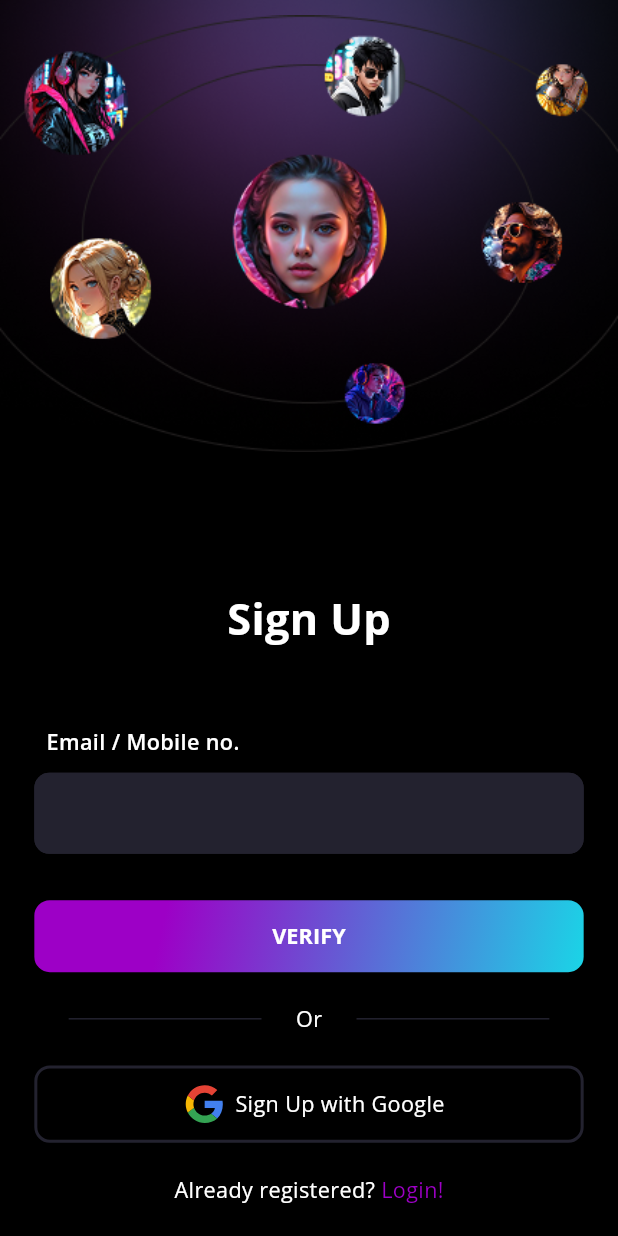
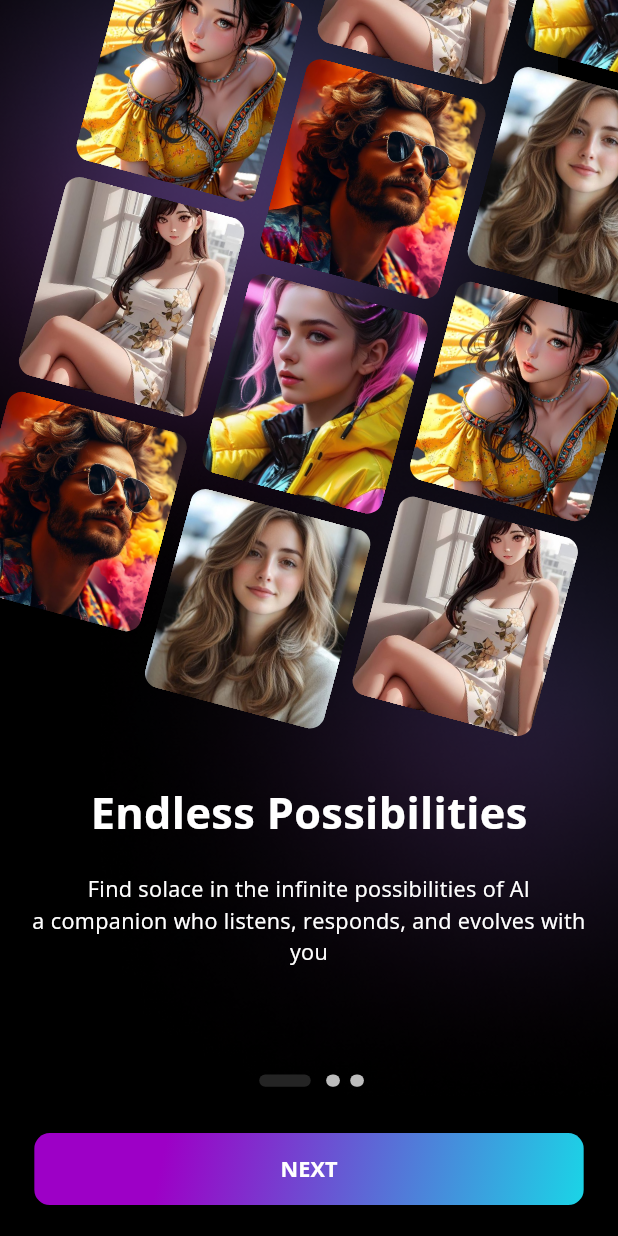
Before and after one commit to harshkapoor99/android, a Flutter app: the screen it shows after launch, on a phone screen of 412 x 824 dp. Run offline on Flutter 3.47's test engine with Material 3 defaults, Android fonts, the phone set to English and light mode, and no system bars; our stand-ins replace cached_network_image, flutter_screenutil, flutter_svg, lottie, page_transition, pinput.

Commit message:
feat: onboarding screen

```diff
--- a/lib/routes.dart
+++ b/lib/routes.dart
@@ -6,6 +6,7 @@ import 'package:guftagu_mobile/screens/auth/signup.dart';
 import 'package:guftagu_mobile/screens/chat/call_screen.dart';
 import 'package:guftagu_mobile/screens/chat/chat_screen.dart';
 import 'package:guftagu_mobile/screens/dashboard.dart';
+import 'package:guftagu_mobile/screens/onboarding.dart';
 import 'package:guftagu_mobile/screens/splash.dart';
 import 'package:page_transition/page_transition.dart';
 
@@ -14,6 +15,7 @@ class Routes {
 
   static const splash = "/";
   static const signup = "/signup";
+  static const onboarding = "/onboarding";
   static const login = "/login";
   static const otp = "/otp";
   static const interest = "/interest";
@@ -27,6 +29,8 @@ class Routes {
     switch (settings.name) {
       case Routes.splash:
         child = SplashScreen();
+      case Routes.onboarding:
+        child = Onboarding();
       case Routes.signup:
         child = SignUpScreen();
       case Routes.login:
--- /dev/null
+++ b/lib/screens/onboarding.dart
@@ -0,0 +1,212 @@
+import 'package:flutter/material.dart';
+import 'package:flutter_screenutil/flutter_screenutil.dart';
+import 'package:guftagu_mobile/components/gradient_button.dart';
+import 'package:guftagu_mobile/gen/assets.gen.dart';
+import 'package:guftagu_mobile/routes.dart';
+import 'package:guftagu_mobile/utils/context_less_nav.dart';
+import 'package:guftagu_mobile/utils/entensions.dart';
+import 'dart:math' show pi;
+
+class Onboarding extends StatefulWidget {
+  const Onboarding({super.key});
+
+  @override
+  State<Onboarding> createState() => _OnboardingState();
+}
+
+class _OnboardingState extends State<Onboarding> {
+  int selectedIndex = 0;
+  final _pageController = PageController(initialPage: 0, viewportFraction: 1);
+
+  @override
+  Widget build(BuildContext context) {
+    return Scaffold(
+      body: Stack(
+        children: [
+          Positioned(
+            right: 40,
+            bottom: 400,
+            child: Assets.images.bgGradLarge.image(),
+          ),
+          Positioned(
+            left: 40,
+            top: 300,
+            child: Assets.images.bgGradSmall.image(),
+          ),
+          Transform.translate(
+            offset: Offset(0, -130.h),
+            child: Transform.rotate(angle: pi / 12.0, child: ImageGrid()),
+          ),
+          Column(
+            mainAxisAlignment: MainAxisAlignment.end,
+            children: [
+              SizedBox(
+                height: 170.h,
+                child: PageView(
+                  controller: _pageController,
+                  scrollDirection: Axis.horizontal,
+                  physics: NeverScrollableScrollPhysics(),
+
+                  onPageChanged: (index) {
+                    setState(() {
+                      selectedIndex = index;
+                    });
+                  },
+                  children: [
+                    TextContainer(
+                      title: "Endless Possibilities",
+                      subTitle:
+                          "Find solace in the infinite possibilities of AI\na companion who listens, responds, and evolves with you",
+                    ),
+                    TextContainer(
+                      title: "Infinite Fantasy",
+                      subTitle:
+                          "Enter a realm where imagination has no limits—your dreams, your desires, your rules",
+                    ),
+                    TextContainer(
+                      title: "Emotional Freedom",
+                      subTitle:
+                          "Build a world where emotions are not just felt but understood, where your deepest desires become real",
+                    ),
+                  ],
+                ),
+              ),
+              20.ph,
+              Row(
+                mainAxisAlignment: MainAxisAlignment.center,
+                children: List.generate(3, (index) {
+                  bool isSelected = selectedIndex == index;
+                  return GestureDetector(
+                    onTap: () {
+                      //   outerCarouselController.animateToPage(index);
+                      _pageController.animateToPage(
+                        index,
+                        duration: Duration(milliseconds: 300),
+                        curve: Curves.ease,
+                      );
+                    },
+                    child: AnimatedContainer(
+                      width: isSelected ? 30.w : 8.w,
+                      height: 8.h,
+                      margin: EdgeInsets.symmetric(
+                        horizontal: isSelected ? 6.w : 3.w,
+                      ),
+                      decoration: BoxDecoration(
+                        color:
+                            isSelected
+                                ? Color(0xFF242424)
+                                : Colors.grey.shade400,
+                        borderRadius: BorderRadius.circular(40.r),
+                      ),
+                      duration: const Duration(milliseconds: 300),
+                      curve: Curves.ease,
+                    ),
+                  );
+                }),
+              ),
+              30.ph,
+              Padding(
+                padding: EdgeInsets.symmetric(horizontal: 20.w),
+                child: GradientButton(
+                  title: selectedIndex < 2 ? "Next" : "Get started",
+                  onTap: () {
+                    if (selectedIndex < 2) {
+                      _pageController.nextPage(
+                        duration: Duration(milliseconds: 300),
+                        curve: Curves.ease,
+                      );
+                    } else {
+                      //   _pageController.animateToPage(
+                      //     0,
+                      //     duration: Duration(milliseconds: 300),
+                      //     curve: Curves.ease,
+                      //   );
+                      context.nav.pushReplacementNamed(Routes.signup);
+                    }
+                  },
+                ),
+              ),
+              20.ph,
+            ],
+          ),
+        ],
+      ),
+    );
+  }
+}
+
+class ImageGrid extends StatelessWidget {
+  ImageGrid({super.key});
+  final List<AssetGenImage> images = [
+    Assets.images.img1,
+    Assets.images.img2,
+    Assets.images.img3,
+    Assets.images.img4,
+    Assets.images.img5,
+    Assets.images.img1,
+    Assets.images.img2,
+    Assets.images.img3,
+    Assets.images.img4,
+    Assets.images.img5,
+    Assets.images.img1,
+    Assets.images.img2,
+  ];
+
+  @override
+  Widget build(BuildContext context) {
+    return Padding(
+      padding: EdgeInsets.symmetric(horizontal: 8.w),
+      child: GridView.builder(
+        itemCount: images.length,
+        gridDelegate: SliverGridDelegateWithFixedCrossAxisCount(
+          crossAxisCount: 3, // 3 per row
+          crossAxisSpacing: 11.sp,
+          mainAxisSpacing: 11.sp,
+          childAspectRatio: 0.903,
+        ),
+        itemBuilder: (context, index) {
+          // Determine if this is the middle column
+          final isMiddleColumn = index % 3 == 1;
+          return Transform.translate(
+            offset: Offset(0, isMiddleColumn ? 30.h : 0),
+            child: ClipRRect(
+              borderRadius: BorderRadius.circular(10.r),
+              child: images[index].image(fit: BoxFit.cover),
+            ),
+          );
+        },
+      ),
+    );
+  }
+}
+
+class TextContainer extends StatelessWidget {
+  const TextContainer({super.key, required this.title, required this.subTitle});
+  final String title;
+  final String subTitle;
+
+  @override
+  Widget build(BuildContext context) {
+    return Column(
+      mainAxisSize: MainAxisSize.min,
+      children: [
+        Align(
+          alignment: Alignment.center,
+          child: Text(title, style: context.appTextStyle.title),
+        ),
+        20.ph,
+        Align(
+          alignment: Alignment.center,
+          child: Padding(
+            padding: EdgeInsets.symmetric(horizontal: 16.w),
+            child: Text(
+              subTitle,
+              textAlign: TextAlign.center,
+              style: context.appTextStyle.textSmall,
+            ),
+          ),
+        ),
+      ],
+    );
+  }
+}
--- a/lib/screens/splash.dart
+++ b/lib/screens/splash.dart
@@ -21,7 +21,7 @@ class _SplashScreenState extends State<SplashScreen> {
       precacheImage(Assets.images.bgGrad.provider(), context),
     ]).then((value) {
       Future.delayed(Duration(seconds: 1)).then((value) {
-        context.nav.pushReplacementNamed(Routes.signup);
+        context.nav.pushReplacementNamed(Routes.onboarding);
       });
     });
     super.didChangeDependencies();
```
